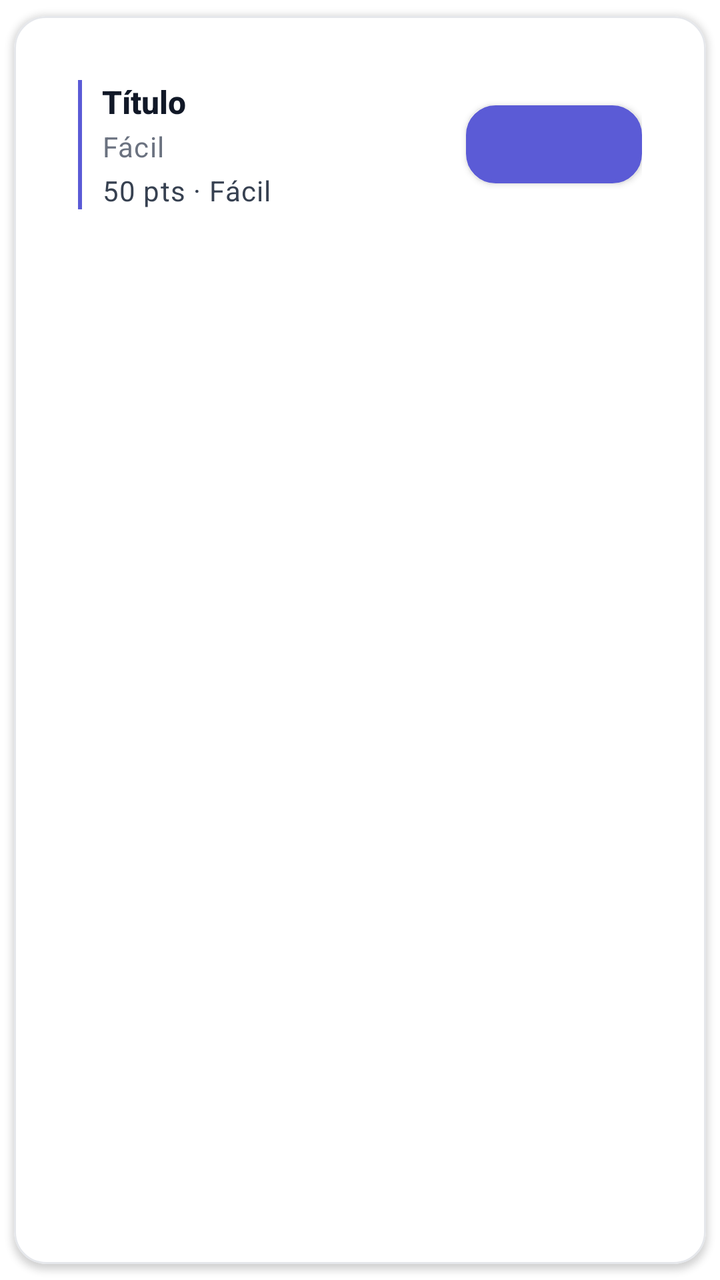
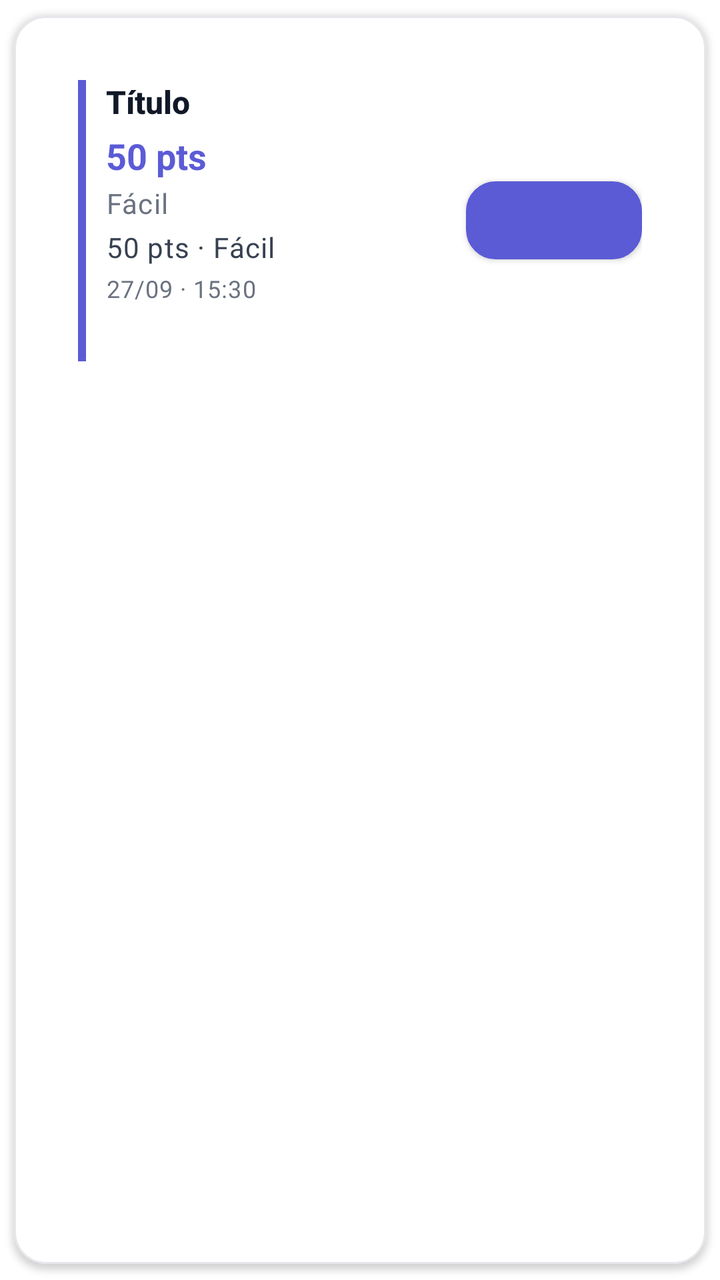

The first picture is an Android layout as it rendered before a commit; the second is the same layout after the commit. The layout source and the unified diff follow.
<!-- AndroidManifest.xml: application theme Theme.TFG -->
<!-- res/layout/item_tarea.xml -->
<?xml version="1.0" encoding="utf-8"?>
<com.google.android.material.card.MaterialCardView
    xmlns:android="http://schemas.android.com/apk/res/android"
    xmlns:app="http://schemas.android.com/apk/res-auto"
    android:id="@+id/cardRoot"
    android:layout_width="match_parent"
    android:layout_height="wrap_content"
    android:layout_marginHorizontal="@dimen/spacing_xs"
    android:layout_marginVertical="5dp"
    app:cardCornerRadius="@dimen/corner_radius_lg"
    app:cardElevation="@dimen/elevation_pressed"
    app:cardBackgroundColor="@color/superficie"
    app:strokeColor="@color/divisor"
    app:strokeWidth="@dimen/stroke_thin"
    app:rippleColor="@color/sombra_sutil">

    <LinearLayout
        android:layout_width="match_parent"
        android:layout_height="wrap_content"
        android:orientation="horizontal"
        android:padding="@dimen/spacing_lg"
        android:gravity="center_vertical"
        android:foreground="?attr/selectableItemBackground">

        
        <View
            android:id="@+id/vIndicator"
            android:layout_width="@dimen/stroke_thick"
            android:layout_height="match_parent"
            android:layout_marginEnd="10dp"
            android:minHeight="48dp"
            android:background="@color/primario"
            android:contentDescription="@string/cd_indicador_dificultad" />

        
        <LinearLayout
            android:layout_width="0dp"
            android:layout_height="wrap_content"
            android:layout_weight="1"
            android:orientation="vertical">

            <TextView
                android:id="@+id/tvTituloTarea"
                android:layout_width="wrap_content"
                android:layout_height="wrap_content"
                android:text="@string/titulo_tarea_ejemplo"
                android:textColor="@color/texto_principal"
                android:textStyle="bold"
                android:textSize="16sp"
                android:contentDescription="@string/titulo_tarea_ejemplo"
                android:textAppearance="@style/TextAppearance.TFG.Titulo" />

            <TextView
                android:id="@+id/tvDificultad"
                android:layout_width="wrap_content"
                android:layout_height="wrap_content"
                android:text="@string/dificultad_facil"
                android:textColor="@color/gris"
                android:textSize="14sp"
                android:layout_marginTop="2dp"
                android:textAppearance="@style/TextAppearance.TFG.Label" />

            <TextView
                android:id="@+id/tvMetaTarea"
                android:layout_width="wrap_content"
                android:layout_height="wrap_content"
                android:text="@string/meta_tarea_ejemplo"
                android:textColor="@color/texto_secundario"
                android:textSize="14sp"
                android:layout_marginTop="3dp"
                android:textAppearance="@style/TextAppearance.TFG.Label" />

            <TextView
                android:id="@+id/tvAsignado"
                android:layout_width="wrap_content"
                android:layout_height="wrap_content"
                android:text="@string/asignado_por_defecto"
                android:textColor="@color/gris"
                android:textSize="11sp"
                android:layout_marginTop="3dp"
                android:visibility="gone"
                android:textAppearance="@style/TextAppearance.TFG.Label" />
        </LinearLayout>

        
        <com.google.android.material.button.MaterialButton
            android:id="@+id/btnAccionTarea"
            android:layout_width="wrap_content"
            android:layout_height="wrap_content"
            android:layout_marginStart="@dimen/spacing_sm"
            style="@style/Widget.TFG.Boton.Contorno"
            android:text=""
            android:textAllCaps="false"
            android:minHeight="36dp"
            android:contentDescription="@string/cd_boton_asignar" />

    </LinearLayout>

</com.google.android.material.card.MaterialCardView>
<!-- resources referenced by this layout -->
<resources>
  <color name="divisor">#E5E7EB</color>
  <color name="gris">#6B7280</color>
  <color name="primario">#5B5BD6</color>
  <color name="sombra_sutil">#1A000000</color>
  <color name="superficie">#FFFFFF</color>
  <color name="texto_principal">#111827</color>
  <color name="texto_secundario">#374151</color>
  <dimen name="corner_radius_lg">16dp</dimen>
  <dimen name="elevation_pressed">2dp</dimen>
  <dimen name="spacing_lg">16dp</dimen>
  <dimen name="spacing_sm">8dp</dimen>
  <dimen name="spacing_xs">4dp</dimen>
  <dimen name="stroke_thick">2dp</dimen>
  <dimen name="stroke_thin">1dp</dimen>
  <string name="asignado_por_defecto">Asignado a: -</string>
  <string name="cd_boton_asignar">Botón de asignar</string>
  <string name="cd_indicador_dificultad">Indicador de dificultad de la tarea</string>
  <string name="dificultad_facil">Fácil</string>
  <string name="meta_tarea_ejemplo">50 pts · Fácil</string>
  <string name="titulo_tarea_ejemplo">Título</string>
  <style name="TextAppearance.TFG.Label" parent="TextAppearance.MaterialComponents.Caption">
          <item name="android:textColor">@color/texto_deshabilitado</item>
          <item name="android:textSize">12sp</item>
          <item name="android:letterSpacing">0.03</item>
      </style>
  <style name="TextAppearance.TFG.Titulo" parent="TextAppearance.MaterialComponents.Headline6">
          <item name="android:textColor">@color/texto_principal</item>
          <item name="android:textStyle">bold</item>
          <item name="android:textSize">20sp</item>
          <item name="android:letterSpacing">0</item>
      </style>
  <style name="Widget.TFG.Boton.Contorno" parent="Widget.TFG.Boton.Base">
          <item name="android:background">@drawable/btn_outline_black</item>
          <item name="android:textColor">@color/texto_principal</item>
          <item name="cornerRadius">@dimen/corner_radius_md</item>
      </style>
  <style name="Theme.TFG" parent="Tema.TFG.Moderno" />
  <color name="texto_deshabilitado">#6B7280</color>
  <style name="Widget.TFG.Boton.Base" parent="Widget.MaterialComponents.Button">
          <item name="android:textAllCaps">false</item>
          <item name="android:minHeight">@dimen/button_min_height</item>
          <item name="android:textSize">14sp</item>
          <item name="android:letterSpacing">0.01</item>
      </style>
  <dimen name="corner_radius_md">14dp</dimen>
  <dimen name="button_min_height">48dp</dimen>
  <color name="brand_100">#E8E8FA</color>
  <color name="primario_variant">#3D3D99</color>
  <color name="on_acento">#FFFFFF</color>
  <color name="fondo">#FFFFFF</color>
  <style name="TextAppearance.TFG.Cuerpo" parent="TextAppearance.MaterialComponents.Body1">
          <item name="android:textColor">@color/texto_secundario</item>
          <item name="android:textSize">14sp</item>
          <item name="android:lineSpacingMultiplier">1.2</item>
      </style>
  <dimen name="corner_radius_xl">20dp</dimen>
  <dimen name="elevation_default">1dp</dimen>
  <style name="TextAppearance.TFG.NavLabel" parent="TextAppearance.MaterialComponents.Caption">
          <item name="android:textSize">11sp</item>
          <item name="android:letterSpacing">0.02</item>
      </style>
  <color name="superficie_variant">#F9FAFB</color>
  <!-- unchanged entries left out for length: 7 -->
</resources>

<!-- the commit's change to res/layout/item_tarea.xml (unified diff, before → after) -->
@@ -25,7 +25,7 @@
         
         <View
             android:id="@+id/vIndicator"
-            android:layout_width="@dimen/stroke_thick"
+            android:layout_width="@dimen/indicator_dificultad_width"
             android:layout_height="match_parent"
             android:layout_marginEnd="10dp"
             android:minHeight="48dp"
@@ -51,6 +51,16 @@
                 android:textAppearance="@style/TextAppearance.TFG.Titulo" />
 
             <TextView
+                android:id="@+id/tvPuntosTarea"
+                android:layout_width="wrap_content"
+                android:layout_height="wrap_content"
+                android:text="@string/puntos_ejemplo"
+                android:textColor="@color/primario"
+                android:textSize="18sp"
+                android:textStyle="bold"
+                android:layout_marginTop="4dp" />
+
+            <TextView
                 android:id="@+id/tvDificultad"
                 android:layout_width="wrap_content"
                 android:layout_height="wrap_content"
@@ -69,6 +79,29 @@
                 android:textSize="14sp"
                 android:layout_marginTop="3dp"
                 android:textAppearance="@style/TextAppearance.TFG.Label" />
+
+            <TextView
+                android:id="@+id/tvFechaHoraTarea"
+                android:layout_width="wrap_content"
+                android:layout_height="wrap_content"
+                android:text="@string/fecha_hora_ejemplo"
+                android:textColor="@color/gris"
+                android:textSize="12sp"
+                android:layout_marginTop="3dp"
+                android:textAppearance="@style/TextAppearance.TFG.Label" />
+
+            <TextView
+                android:id="@+id/tvEstadoChip"
+                android:layout_width="wrap_content"
+                android:layout_height="wrap_content"
+                android:text="@string/estado_ejemplo"
+                android:textColor="@color/white"
+                android:textSize="12sp"
+                android:textStyle="bold"
+                android:background="@drawable/bg_estado_chip"
+                android:paddingHorizontal="10dp"
+                android:paddingVertical="3dp"
+                android:layout_marginTop="6dp" />
 
             <TextView
                 android:id="@+id/tvAsignado"
<!-- resource entries referenced after the edit -->
@@ -7,18 +7,29 @@
   <color name="superficie">#FFFFFF</color>
   <color name="texto_principal">#111827</color>
   <color name="texto_secundario">#374151</color>
+  <color name="white">#FFFFFF</color>
   <dimen name="corner_radius_lg">16dp</dimen>
   <dimen name="elevation_pressed">2dp</dimen>
+  <dimen name="indicator_dificultad_width">4dp</dimen>
   <dimen name="spacing_lg">16dp</dimen>
   <dimen name="spacing_sm">8dp</dimen>
   <dimen name="spacing_xs">4dp</dimen>
-  <dimen name="stroke_thick">2dp</dimen>
   <dimen name="stroke_thin">1dp</dimen>
+  <!-- drawable bg_estado_chip (drawable) -->
+  <?xml version="1.0" encoding="utf-8"?>
+  <shape xmlns:android="http://schemas.android.com/apk/res/android"
+      android:shape="rectangle">
+      <solid android:color="@color/white" />
+      <corners android:radius="@dimen/corner_radius_pill" />
+  </shape>
   <string name="asignado_por_defecto">Asignado a: -</string>
   <string name="cd_boton_asignar">Botón de asignar</string>
   <string name="cd_indicador_dificultad">Indicador de dificultad de la tarea</string>
   <string name="dificultad_facil">Fácil</string>
+  <string name="estado_ejemplo">Pendiente</string>
+  <string name="fecha_hora_ejemplo">27/09 · 15:30</string>
   <string name="meta_tarea_ejemplo">50 pts · Fácil</string>
+  <string name="puntos_ejemplo">50 pts</string>
   <string name="titulo_tarea_ejemplo">Título</string>
   <style name="TextAppearance.TFG.Label" parent="TextAppearance.MaterialComponents.Caption">
           <item name="android:textColor">@color/texto_deshabilitado</item>
@@ -37,6 +48,7 @@
           <item name="cornerRadius">@dimen/corner_radius_md</item>
       </style>
   <style name="Theme.TFG" parent="Tema.TFG.Moderno" />
+  <dimen name="corner_radius_pill">100dp</dimen>
   <color name="texto_deshabilitado">#6B7280</color>
   <style name="Widget.TFG.Boton.Base" parent="Widget.MaterialComponents.Button">
           <item name="android:textAllCaps">false</item>
